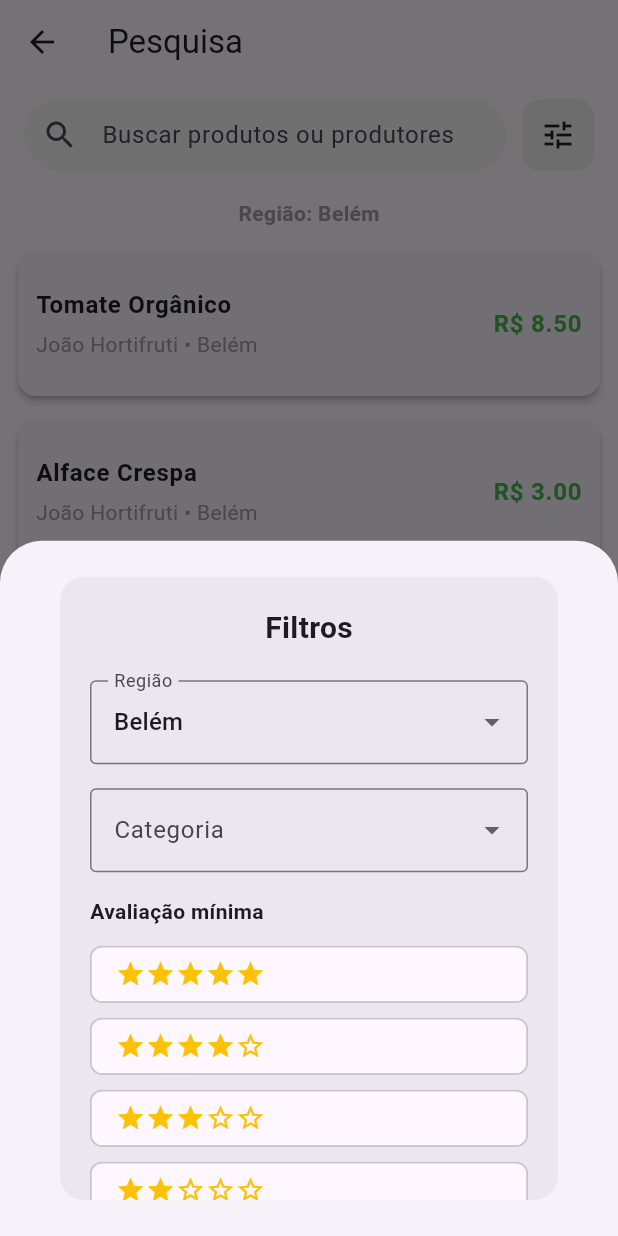
After one commit to leh826/feira-app, a Flutter app: the SearchScreen screen opened directly, after a tap on the "tune" icon, on a phone screen of 412 x 824 dp. The commit adds this screen. Run offline on Flutter 3.47's test engine with Material 3 defaults, Android fonts, the phone set to English and light mode, and no system bars.

Commit message:
feat: search screen add

```diff
--- /dev/null
+++ b/lib/data/producers_data.dart
@@ -0,0 +1,215 @@
+import '../models/producer.dart';
+import '../models/product.dart';
+import '../models/filter_model.dart';
+
+class MockDatabase {
+  static final List<Producer> producers = [
+    Producer(
+      id: "p1",
+      name: "João Hortifruti",
+      region: "Belém",
+      imageUrl: "https://via.placeholder.com/150",
+    ),
+    Producer(
+      id: "p2",
+      name: "Fazenda Verde",
+      region: "Ananindeua",
+      imageUrl: "https://via.placeholder.com/150",
+    ),
+    Producer(
+      id: "p3",
+      name: "Sítio Boa Terra",
+      region: "Castanhal",
+      imageUrl: "https://via.placeholder.com/150",
+    ),
+  ];
+
+  static final List<Product> products = [
+    Product(
+      id: "prod1",
+      name: "Tomate Orgânico",
+      price: 8.50,
+      producerId: "p1",
+      imageUrl: "https://via.placeholder.com/150",
+      category: "Hortaliças",
+      rating: 4.5,
+    ),
+    Product(
+      id: "prod2",
+      name: "Alface Crespa",
+      price: 3.00,
+      producerId: "p1",
+      imageUrl: "https://via.placeholder.com/150",
+      category: "Hortaliças",
+      rating: 4.0,
+    ),
+    Product(
+      id: "prod3",
+      name: "Cenoura",
+      price: 5.20,
+      producerId: "p2",
+      imageUrl: "https://via.placeholder.com/150",
+      category: "Legumes",
+      rating: 4.0,
+    ),
+    Product(
+      id: "prod4",
+      name: "Batata Doce",
+      price: 6.00,
+      producerId: "p2",
+      imageUrl: "https://via.placeholder.com/150",
+      category: "Não cadastrada",
+      rating: 5.0,
+    ),
+    Product(
+      id: "prod5",
+      name: "Morango",
+      price: 12.00,
+      producerId: "p3",
+      imageUrl: "https://via.placeholder.com/150",
+      category: "Frutas",
+      rating: 5.0,
+    ),
+  ];
+
+  static List<Product> getProductsByRegion(String region) {
+    if (region == "All") return List.from(products);
+
+    final producerIds = producers
+        .where((producer) => producer.region == region)
+        .map((producer) => producer.id)
+        .toSet();
+
+    return products
+        .where((product) => producerIds.contains(product.producerId))
+        .toList();
+  }
+
+  static List<Product> searchProducts(String query, String region) {
+    final normalizedQuery = query.trim().toLowerCase();
+
+    List<Product> baseList = getProductsByRegion(region);
+
+    // Se não digitou nada, retorna tudo da região
+    if (normalizedQuery.isEmpty) {
+      return baseList;
+    }
+
+    return baseList.where((product) {
+      final producer = _getProducerSafe(product.producerId);
+
+      final matchesProduct =
+          product.name.toLowerCase().contains(normalizedQuery);
+
+      final matchesProducer = producer.name
+          .toLowerCase()
+          .contains(normalizedQuery);
+
+      return matchesProduct || matchesProducer;
+    }).toList();
+  }
+
+  static List<Product> advancedSearch({
+    required String query,
+    required FilterModel filters,
+  }) {
+    final normalizedQuery = query.trim().toLowerCase();
+
+    List<Product> result = List.from(products);
+
+    //região
+    if (filters.region != "All") {
+      final producerIds = producers
+          .where((p) => p.region == filters.region)
+          .map((p) => p.id)
+          .toSet();
+
+      result = result
+          .where((product) => producerIds.contains(product.producerId))
+          .toList();
+    }
+
+    //texto (produto OU produtor)
+    if (normalizedQuery.isNotEmpty) {
+      result = result.where((product) {
+        final producer = _getProducerSafe(product.producerId);
+
+        final matchesProduct =
+            product.name.toLowerCase().contains(normalizedQuery);
+
+        final matchesProducer =
+            producer.name.toLowerCase().contains(normalizedQuery);
+
+        return matchesProduct || matchesProducer;
+      }).toList();
+    }
+
+    //categoria
+    if (filters.category != null &&
+        filters.category!.isNotEmpty &&
+        filters.category != "All") {
+      result = result
+          .where((product) => product.category == filters.category)
+          .toList();
+    }
+
+    //avaliação
+    if (filters.minRating != null) {
+      result = result
+          .where((product) => product.rating >= filters.minRating!)
+          .toList();
+    }
+
+    //ordenação
+    switch (filters.sortOption) {
+      case SortOption.nameAsc:
+        result.sort((a, b) => a.name.compareTo(b.name));
+        break;
+
+      case SortOption.nameDesc:
+        result.sort((a, b) => b.name.compareTo(a.name));
+        break;
+
+      case SortOption.ratingHigh:
+        result.sort((a, b) => b.rating.compareTo(a.rating));
+        break;
+
+      case SortOption.ratingLow:
+        result.sort((a, b) => a.rating.compareTo(b.rating));
+        break;
+
+      case SortOption.none:
+        break;
+    }
+
+    return result;
+  }
+
+  static Producer _getProducerSafe(String id) {
+    return producers.firstWhere(
+      (producer) => producer.id == id,
+      orElse: () => Producer(
+        id: "unknown",
+        name: "Produtor desconhecido",
+        region: "Desconhecida",
+        imageUrl: "",
+      ),
+    );
+  }
+
+  static Producer getProducerById(String id) {
+    return _getProducerSafe(id);
+  }
+
+  static List<String> getCategories() {
+    final categories = products
+        .map((product) => product.category)
+        .toSet()
+        .toList();
+
+    categories.sort();
+    categories.insert(0, "All");
+
+    return categories;
+  }
+}
--- a/lib/features/pesquisa/pesquisa_page.dart
+++ b/lib/features/pesquisa/pesquisa_page.dart
@@ -1 +1,110 @@
-//tela para barra de pesquisa e filtros
+import 'package:flutter/material.dart';
+import '../../widgets/search_bar_widget.dart';
+import '../../widgets/product_card_widget.dart';
+import '../../widgets/filter_bottom_sheet.dart';
+import '../../data/producers_data.dart';
+import '../../models/product.dart';
+import '../../models/producer.dart';
+import '../../models/filter_model.dart';
+
+class SearchScreen extends StatefulWidget {
+  const SearchScreen({super.key});
+
+  @override
+  State<SearchScreen> createState() => _SearchScreenState();
+}
+
+class _SearchScreenState extends State<SearchScreen> {
+  String searchText = "";
+  FilterModel filters = const FilterModel(region: "Belém");
+  List<Product> results = [];
+
+  @override
+  void initState() {
+    super.initState();
+    _applySearch();
+  }
+
+  void _applySearch() {
+    results = MockDatabase.advancedSearch(
+      query: searchText,
+      filters: filters,
+    );
+  }
+
+  void _onSearchChanged(String value) {
+    setState(() {
+      searchText = value;
+      _applySearch();
+    });
+  }
+
+  void _openFilters() {
+    showModalBottomSheet(
+      context: context,
+      builder: (context) {
+        return FilterDialogWidget(
+          filters: filters,
+          onApply: (newFilters) {
+            setState(() {
+              filters = newFilters;
+              _applySearch();
+            });
+          },
+        );
+      },
+    );
+  }
+
+  @override
+  Widget build(BuildContext context) {
+    return Scaffold(
+      appBar: AppBar(
+        title: const Text('Pesquisa'),
+      ),
+      body: Column(
+        children: [
+          SearchBarWidget(
+            onChanged: _onSearchChanged,
+            onFilterTap: _openFilters,
+          ),
+
+          Padding(
+            padding: const EdgeInsets.all(8.0),
+            child: Text(
+              "Região: ${filters.region}",
+              style: const TextStyle(
+                fontWeight: FontWeight.w600,
+                color: Colors.grey,
+              ),
+            ),
+          ),
+
+          Expanded(
+            child: results.isEmpty
+                ? const Center(
+                    child: Text(
+                      "Nenhum produto encontrado",
+                      style: TextStyle(fontSize: 16),
+                    ),
+                  )
+                : ListView.builder(
+                    itemCount: results.length,
+                    itemBuilder: (context, index) {
+                      final product = results[index];
+                      final Producer producer =
+                          MockDatabase.getProducerById(product.producerId);
+
+                      return ProductCardWidget(
+                        product: product,
+                        producer: producer,
+                        onTap: () {},
+                      );
+                    },
+                  ),
+          ),
+        ],
+      ),
+    );
+  }
+}
--- a/lib/main.dart
+++ b/lib/main.dart
@@ -1,6 +1,7 @@
 import 'package:flutter/material.dart';
 import 'features/home/home_page.dart';
 import 'features/perfil/perfil_page.dart';
+import 'features/pesquisa/pesquisa_page.dart';
 import 'widgets/custom_navbar.dart';
 import 'widgets/custom_topbar.dart';
 
@@ -32,6 +33,7 @@ class _MainPageState extends State<MainPage> {
 
   final List<Widget> _pages = const [
     HomePage(),
+    SearchScreen(),
     ProfilePage(),
   ];
 
--- /dev/null
+++ b/lib/models/filter_model.dart
@@ -0,0 +1,35 @@
+class FilterModel {
+  final String region;
+  final String? category;
+  final double? minRating;
+  final SortOption sortOption;
+
+  const FilterModel({
+    required this.region,
+    this.category,
+    this.minRating,
+    this.sortOption = SortOption.none,
+  });
+
+  FilterModel copyWith({
+    String? region,
+    String? category,
+    double? minRating,
+    SortOption? sortOption,
+  }) {
+    return FilterModel(
+      region: region ?? this.region,
+      category: category ?? this.category,
+      minRating: minRating ?? this.minRating,
+      sortOption: sortOption ?? this.sortOption,
+    );
+  }
+}
+
+enum SortOption {
+  none,
+  nameAsc,
+  nameDesc,
+  ratingHigh,
+  ratingLow,
+}
--- /dev/null
+++ b/lib/models/producer.dart
@@ -0,0 +1,13 @@
+class Producer {
+  final String id;
+  final String name;
+  final String region;
+  final String imageUrl;
+
+  Producer({
+    required this.id,
+    required this.name,
+    required this.region,
+    required this.imageUrl,
+  });
+}
--- /dev/null
+++ b/lib/models/product.dart
@@ -0,0 +1,19 @@
+class Product {
+  final String id;
+  final String name;
+  final double price;
+  final String producerId;
+  final String imageUrl;
+  final String category;
+  final double rating;
+
+  Product({
+    required this.id,
+    required this.name,
+    required this.price,
+    required this.producerId,
+    required this.imageUrl,
+    required this.category,
+    required this.rating,
+  });
+}
--- a/lib/widgets/custom_navbar.dart
+++ b/lib/widgets/custom_navbar.dart
@@ -29,9 +29,14 @@ class CustomNavBar extends StatelessWidget {
             index: 0,
           ),
           _buildNavItem(
+            icon: Icons.search,
+            label: "Pesquisa",
+            index: 1,
+          ),
+          _buildNavItem(
             icon: Icons.person,
             label: "Perfil",
-            index: 1,
+            index: 2,
           ),
         ],
       ),
--- /dev/null
+++ b/lib/widgets/filter_bottom_sheet.dart
@@ -0,0 +1,183 @@
+import 'package:flutter/material.dart';
+import '../models/filter_model.dart';
+
+class FilterDialogWidget extends StatefulWidget {
+  final FilterModel filters;
+  final Function(FilterModel) onApply;
+
+  const FilterDialogWidget({
+    super.key,
+    required this.filters,
+    required this.onApply,
+  });
+
+  @override
+  State<FilterDialogWidget> createState() => _FilterDialogWidgetState();
+}
+
+class _FilterDialogWidgetState extends State<FilterDialogWidget> {
+  late String region;
+  String? category;
+  double? minRating;
+  SortOption sortOption = SortOption.none;
+
+  final List<String> regions = [
+    "Belém",
+    "Ananindeua",
+    "Castanhal",
+    "All",
+  ];
+
+  final List<String> categories = [
+    "Frutas",
+    "Verduras",
+    "Legumes",
+    "Orgânicos",
+    "All",
+  ];
+
+  @override
+  void initState() {
+    super.initState();
+    region = widget.filters.region;
+    category = widget.filters.category;
+    minRating = widget.filters.minRating;
+    sortOption = widget.filters.sortOption;
+  }
+
+  Widget _buildStars(double rating) {
+    return Row(
+      children: List.generate(
+        5,
+        (index) => Icon(
+          index < rating ? Icons.star : Icons.star_border,
+          color: Colors.amber,
+          size: 20,
+        ),
+      ),
+    );
+  }
+
+  @override
+  Widget build(BuildContext context) {
+    return Dialog(
+      shape: RoundedRectangleBorder(
+        borderRadius: BorderRadius.circular(16),
+      ),
+      child: SingleChildScrollView(
+        padding: const EdgeInsets.all(20),
+        child: Column(
+          mainAxisSize: MainAxisSize.min,
+          children: [
+            const Text(
+              "Filtros",
+              style: TextStyle(fontSize: 20, fontWeight: FontWeight.bold),
+            ),
+
+            const SizedBox(height: 20),
+
+            DropdownButtonFormField<String>(
+              value: region,
+              decoration: const InputDecoration(
+                labelText: "Região",
+                border: OutlineInputBorder(),
+              ),
+              items: regions
+                  .map((r) => DropdownMenuItem(value: r, child: Text(r)))
+                  .toList(),
+              onChanged: (value) => setState(() => region = value!),
+            ),
+
+            const SizedBox(height: 16),
+
+            DropdownButtonFormField<String>(
+              value: category,
+              decoration: const InputDecoration(
+                labelText: "Categoria",
+                border: OutlineInputBorder(),
+              ),
+              items: categories
+                  .map((c) => DropdownMenuItem(value: c, child: Text(c)))
+                  .toList(),
+              onChanged: (value) => setState(() => category = value),
+            ),
+
+            const SizedBox(height: 16),
+
+            Align(
+              alignment: Alignment.centerLeft,
+              child: const Text(
+                "Avaliação mínima",
+                style: TextStyle(fontWeight: FontWeight.w600),
+              ),
+            ),
+            const SizedBox(height: 8),
+            Wrap(
+              spacing: 8,
+              children: [5, 4, 3, 2, 1].map((star) {
+                return ChoiceChip(
+                  label: _buildStars(star.toDouble()),
+                  selected: minRating == star,
+                  onSelected: (_) => setState(() => minRating = star.toDouble()),
+                );
+              }).toList(),
+            ),
+
+            const SizedBox(height: 20),
+
+            DropdownButtonFormField<SortOption>(
+              value: sortOption,
+              decoration: const InputDecoration(
+                labelText: "Ordenar por",
+                border: OutlineInputBorder(),
+              ),
+              items: const [
+                DropdownMenuItem(
+                  value: SortOption.none,
+                  child: Text("Padrão"),
+                ),
+                DropdownMenuItem(
+                  value: SortOption.nameAsc,
+                  child: Text("Nome (A-Z)"),
+                ),
+                DropdownMenuItem(
+                  value: SortOption.nameDesc,
+                  child: Text("Nome (Z-A)"),
+                ),
+                DropdownMenuItem(
+                  value: SortOption.ratingHigh,
+                  child: Text("Maior avaliação"),
+                ),
+                DropdownMenuItem(
+                  value: SortOption.ratingLow,
+                  child: Text("Menor avaliação"),
+                ),
+              ],
+              onChanged: (value) => setState(() => sortOption = value!),
+            ),
+
+            const SizedBox(height: 24),
+
+            SizedBox(
+              width: double.infinity,
+              child: ElevatedButton(
+                onPressed: () {
+                  widget.onApply(
+                    FilterModel(
+                      region: region,
+                      category: category == "All" ? null : category,
+                      minRating: minRating,
+                      sortOption: sortOption,
+                    ),
+                  );
+                  Navigator.pop(context);
+                },
+                child: const Text("Aplicar Filtros"),
+              ),
+            ),
+          ],
+        ),
+      ),
+    );
+  }
+}
--- /dev/null
+++ b/lib/widgets/product_card_widget.dart
@@ -0,0 +1,64 @@
+import 'package:flutter/material.dart';
+import '../models/product.dart';
+import '../models/producer.dart';
+
+class ProductCardWidget extends StatelessWidget {
+  final Product product;
+  final Producer producer;
+  final VoidCallback? onTap;
+
+  const ProductCardWidget({
+    super.key,
+    required this.product,
+    required this.producer,
+    this.onTap,
+  });
+
+  @override
+  Widget build(BuildContext context) {
+    return Card(
+      margin: const EdgeInsets.symmetric(horizontal: 12, vertical: 8),
+      elevation: 2,
+      shape: RoundedRectangleBorder(
+        borderRadius: BorderRadius.circular(12),
+      ),
+      child: ListTile(
+        onTap: onTap,
+        contentPadding: const EdgeInsets.all(12),
+
+        // leading: ClipRRect(
+        //   borderRadius: BorderRadius.circular(8),
+        //   child: Image.network(
+        //     product.imageUrl,
+        //     width: 60,
+        //     height: 60,
+        //     fit: BoxFit.cover,
+        //   ),
+        // ),
+
+        title: Text(
+          product.name,
+          style: const TextStyle(
+            fontWeight: FontWeight.w600,
+            fontSize: 16,
+          ),
+        ),
+        subtitle: Padding(
+          padding: const EdgeInsets.only(top: 4),
+          child: Text(
+            "${producer.name} • ${producer.region}",
+            style: const TextStyle(color: Colors.grey),
+          ),
+        ),
+        trailing: Text(
+          "R\$ ${product.price.toStringAsFixed(2)}",
+          style: const TextStyle(
+            fontWeight: FontWeight.bold,
+            color: Colors.green,
+            fontSize: 16,
+          ),
+        ),
+      ),
+    );
+  }
+}
--- /dev/null
+++ b/lib/widgets/search_bar_widget.dart
@@ -0,0 +1,62 @@
+import 'package:flutter/material.dart';
+
+class SearchBarWidget extends StatelessWidget {
+  final Function(String) onChanged;
+  final String hintText;
+  final VoidCallback? onFilterTap;
+
+  const SearchBarWidget({
+    super.key,
+    required this.onChanged,
+    this.hintText = "Buscar produtos ou produtores",
+    this.onFilterTap,
+  });
+
+  @override
+  Widget build(BuildContext context) {
+    return Container(
+      padding: const EdgeInsets.symmetric(
+        horizontal: 16,
+        vertical: 10,
+      ),
+      // color: Colors.white,
+      child: Row(
+        children: [
+          // Campo de busca
+          Expanded(
+            child: TextField(
+              onChanged: onChanged,
+              decoration: InputDecoration(
+                hintText: hintText,
+                prefixIcon: const Icon(Icons.search),
+                filled: true,
+                fillColor: Colors.grey.shade100,
+                contentPadding: const EdgeInsets.symmetric(vertical: 0),
+                border: OutlineInputBorder(
+                  borderRadius: BorderRadius.circular(30),
+                  borderSide: BorderSide.none,
+                ),
+              ),
+            ),
+          ),
+
+          const SizedBox(width: 10),
+
+          // Botão de filtro
+          InkWell(
+            onTap: onFilterTap,
+            borderRadius: BorderRadius.circular(12),
+            child: Container(
+              padding: const EdgeInsets.all(12),
+              decoration: BoxDecoration(
+                color: Colors.grey.shade200,
+                borderRadius: BorderRadius.circular(12),
+              ),
+              child: const Icon(Icons.tune),
+            ),
+          ),
+        ],
+      ),
+    );
+  }
+}
```
